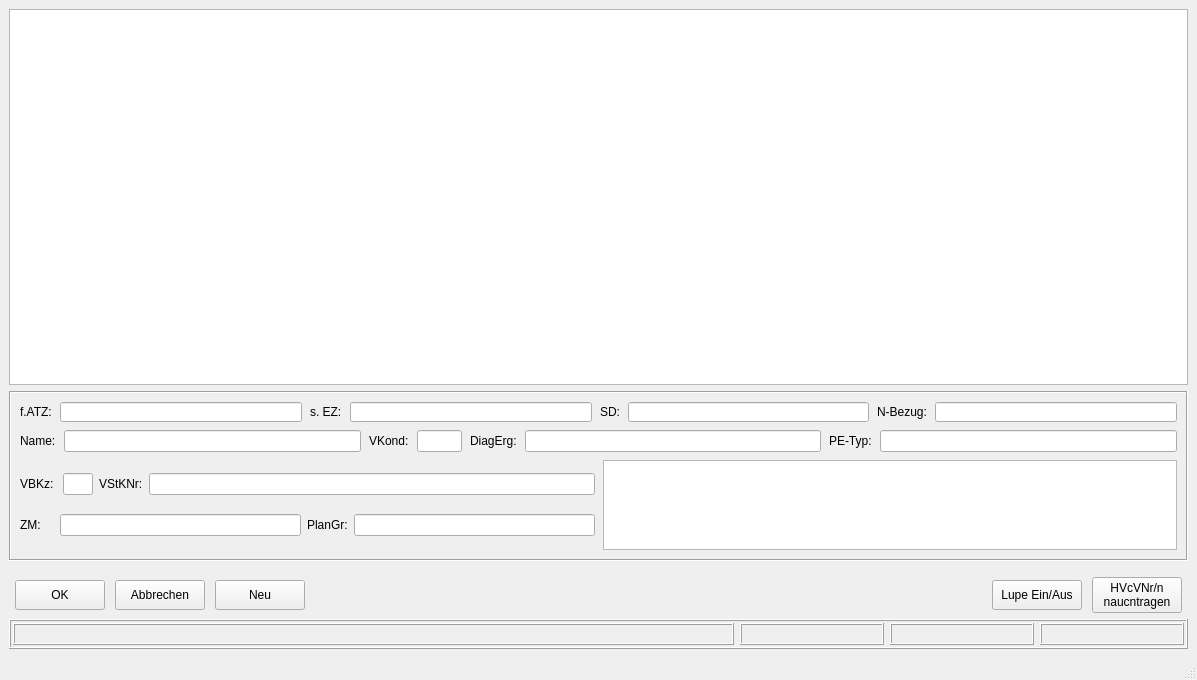
The window that Smile/UI/auftragsannahme_many.ui (DenisReznikov/Smile) describes before a commit, drawn with Qt 5.
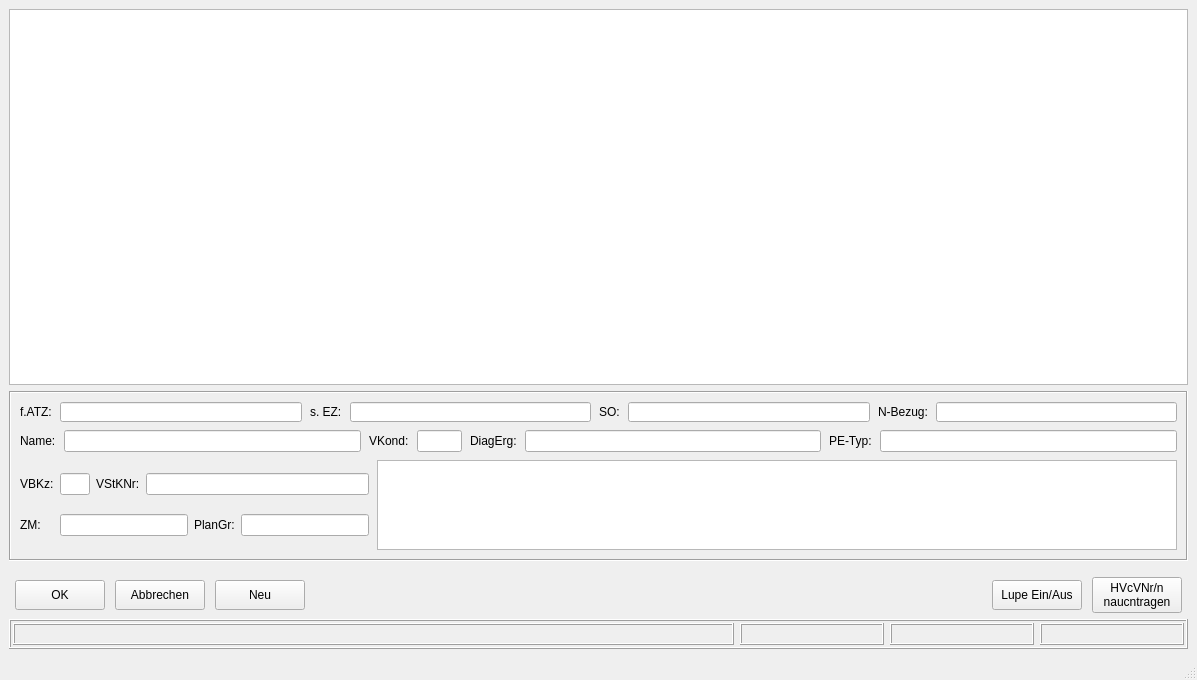
The same window after the commit.

```diff
--- a/Smile/UI/auftragsannahme_many.ui
+++ b/Smile/UI/auftragsannahme_many.ui
@@ -140,7 +140,7 @@
              <item>
               <widget class="QLabel" name="label_6">
                <property name="text">
-                <string>SD:</string>
+                <string>SO:</string>
                </property>
               </widget>
              </item>
@@ -280,7 +280,7 @@
                <item>
                 <widget class="QLabel" name="label_3">
                  <property name="text">
-                  <string>VBKz: </string>
+                  <string>VBKz:</string>
                  </property>
                 </widget>
                </item>
@@ -357,7 +357,7 @@
             <widget class="QPlainTextEdit" name="plainTextEdit">
              <property name="minimumSize">
               <size>
-               <width>540</width>
+               <width>800</width>
                <height>40</height>
               </size>
              </property>
```
Left out of the diff: 25 changed lines with no effect on the pictures.
